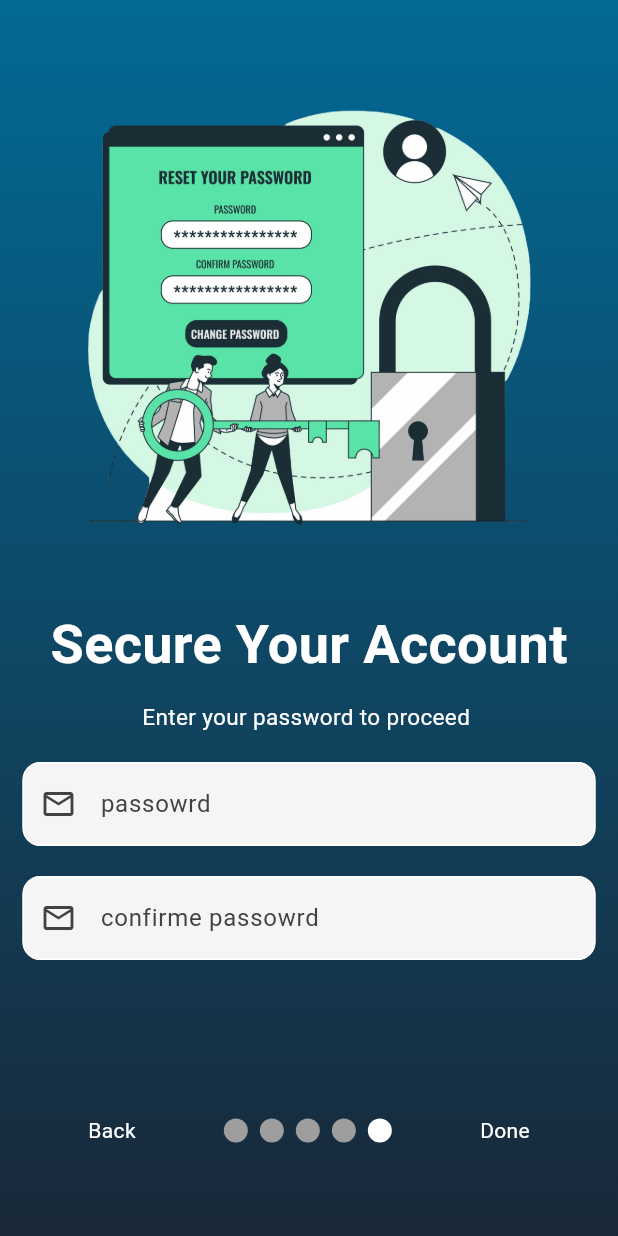
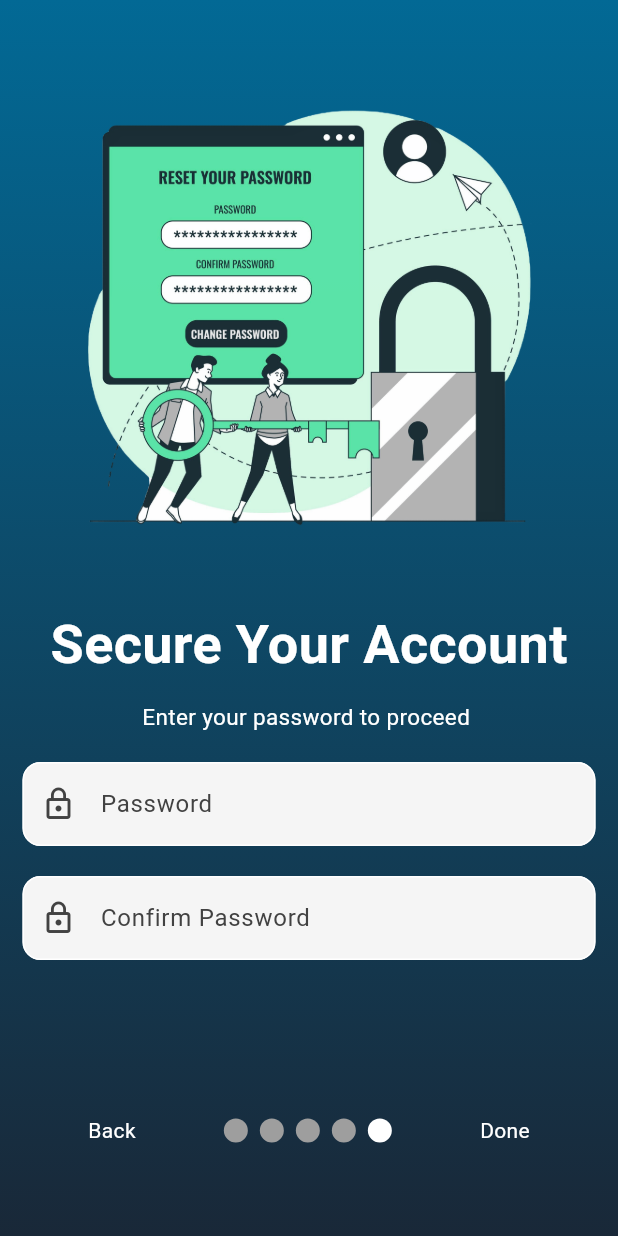
Before and after one commit to Akram832/healthMateAI, a Flutter app: the RegisterPage screen opened directly, swiped to page 5, on a phone screen of 412 x 824 dp. Run offline on Flutter 3.47's test engine with Material 3 defaults, Android fonts, the phone set to English and light mode, and no system bars; drawn by our look-alikes of smooth_page_indicator; our stand-ins replace cloud_firestore, firebase_auth, firebase_core, flutter_bloc; missing offline and left inert: bottom_picker; accounts and stored records are empty.

Commit message:
finished the auth
login and registration

```diff
--- a/app/lib/features/auth/presentation/components/registration/password_reg.dart
+++ b/app/lib/features/auth/presentation/components/registration/password_reg.dart
@@ -1,16 +1,15 @@
 import 'package:app/features/auth/presentation/components/my_text_feild.dart';
 import 'package:flutter/material.dart';
 
-class PasswordReg extends StatefulWidget {
-  const PasswordReg({super.key});
+class PasswordReg extends StatelessWidget {
+  final TextEditingController passwordController;
+  final TextEditingController confirmPasswordController;
 
-  @override
-  State<PasswordReg> createState() => _PasswordRegState();
-}
-
-class _PasswordRegState extends State<PasswordReg> {
-  final TextEditingController passwordController = TextEditingController();
-  final TextEditingController conPasswordController = TextEditingController();
+  const PasswordReg({
+    Key? key,
+    required this.passwordController,
+    required this.confirmPasswordController,
+  }) : super(key: key);
 
   @override
   Widget build(BuildContext context) {
@@ -54,15 +53,15 @@ class _PasswordRegState extends State<PasswordReg> {
           const SizedBox(height: 20),
           MyTextField(
               controller: passwordController,
-              hintText: "passowrd",
+              hintText: "Password",
               obscureText: true,
-              icon: Icons.mail_outline),
+              icon: Icons.lock_outline),
           const SizedBox(height: 20),
           MyTextField(
-              controller: passwordController,
-              hintText: "confirme passowrd",
+              controller: confirmPasswordController,
+              hintText: "Confirm Password",
               obscureText: true,
-              icon: Icons.mail_outline),
+              icon: Icons.lock_outline),
           const SizedBox(height: 25),
         ],
       ),
--- a/app/lib/features/auth/presentation/cubits/auth_cubits.dart
+++ b/app/lib/features/auth/presentation/cubits/auth_cubits.dart
@@ -26,16 +26,20 @@ class AuthCubits extends Cubit<AuthStates> {
   Future<void> login(String email, String pw) async {
     try {
       emit(AuthLoading());
+      print("AuthCubit: Logging in...");
       final user = await authRepo.loginWithEmailPassowrd(email, pw);
       if (user != null) {
         _currentUser = user;
         emit(Authenticated(user));
+        print("AuthCubit: User authenticated - ${user.email}");
       } else {
         emit(UnAuthenticated());
+        print("AuthCubit: Authentication failed");
       }
     } catch (e) {
       emit(AuthError(e.toString()));
       emit(UnAuthenticated());
+      print("AuthCubit: Login error: $e");
     }
   }
 
--- a/app/lib/features/auth/presentation/pages/register.dart
+++ b/app/lib/features/auth/presentation/pages/register.dart
@@ -4,7 +4,10 @@ import 'package:app/features/auth/presentation/components/registration/gender_re
 import 'package:app/features/auth/presentation/components/registration/name_reg.dart';
 import 'package:app/features/auth/presentation/components/registration/password_reg.dart';
 import 'package:flutter/material.dart';
+import 'package:flutter_bloc/flutter_bloc.dart';
+import 'package:app/features/auth/presentation/cubits/auth_cubits.dart';
 import 'package:smooth_page_indicator/smooth_page_indicator.dart';
+import 'package:app/features/auth/presentation/cubits/auth_states.dart';
 
 class RegisterPage extends StatefulWidget {
   final void Function()? togglePages;
@@ -15,11 +18,65 @@ class RegisterPage extends StatefulWidget {
 }
 
 class _RegisterPageState extends State<RegisterPage> {
-  PageController _controller = PageController();
+  final PageController _controller = PageController();
   bool onLastPage = false;
+
+  // Placeholder controllers for collecting data from the pages
+  final TextEditingController emailController = TextEditingController();
+  final TextEditingController passwordController = TextEditingController();
+  final TextEditingController firstNameController = TextEditingController();
+  final TextEditingController lastNameController = TextEditingController();
+  final TextEditingController confirmPasswordController =
+      TextEditingController();
+  DateTime selectedDate = DateTime(2000, 1, 1);
+
+  void register() {
+    final email = emailController.text.trim();
+    final password = passwordController.text.trim();
+    final firstName = firstNameController.text.trim();
+    final lastName = lastNameController.text.trim();
+
+    if (email.isEmpty ||
+        password.isEmpty ||
+        firstName.isEmpty ||
+        lastName.isEmpty) {
+      ScaffoldMessenger.of(context).showSnackBar(
+        const SnackBar(content: Text("Please fill in all fields")),
+      );
+      return;
+    }
+
+    final authCubit = context.read<AuthCubits>();
+    authCubit.register(email, password, lastName, firstName, 0, selectedDate);
+  }
 
   @override
   Widget build(BuildContext context) {
+    return BlocConsumer<AuthCubits, AuthStates>(
+      listener: (context, state) {
+        if (state is AuthLoading) {
+          showDialog(
+            context: context,
+            barrierDismissible: false,
+            builder: (context) =>
+                const Center(child: CircularProgressIndicator()),
+          );
+        } else if (state is Authenticated) {
+          Navigator.pop(context); // Dismiss loading dialog
+          Navigator.pushReplacement(
+            context,
+            MaterialPageRoute(
+                builder: (context) =>
+                    const HomePage()), // Replace with your HomePage
+          );
+        } else if (state is AuthError) {
+          Navigator.pop(context); // Dismiss loading dialog
+          ScaffoldMessenger.of(context).showSnackBar(
+            SnackBar(content: Text(state.message)),
+          );
+        }
+      },
+      builder: (context, state) {
         return SafeArea(
           child: Scaffold(
             body: Stack(
@@ -32,59 +89,79 @@ class _RegisterPageState extends State<RegisterPage> {
                     });
                   },
                   children: [
-                FullNameReg(),
+                    FullNameReg(
+                      firstNameController: firstNameController,
+                      lastNameController: lastNameController,
+                    ),
                     GenderReg(),
-                BirthDateReg(),
-                EmailPage(),
-                PasswordReg()
+                    BirthDateReg(
+                      onDateSelected: (date) => selectedDate = date,
+                    ),
+                    EmailPage(emailController: emailController),
+                    PasswordReg(
+                      passwordController: passwordController,
+                      confirmPasswordController: confirmPasswordController,
+                    ),
                   ],
                 ),
                 Container(
-              alignment: Alignment(0, 0.85),
+                  alignment: const Alignment(0, 0.85),
                   child: Row(
                     mainAxisAlignment: MainAxisAlignment.spaceEvenly,
                     children: [
                       GestureDetector(
                         onTap: () {
                           _controller.previousPage(
-                              duration: Duration(milliseconds: 500),
-                              curve: Curves.easeIn);
+                            duration: const Duration(milliseconds: 500),
+                            curve: Curves.easeIn,
+                          );
                         },
-                        child: Text(
+                        child: const Text(
                           "Back",
                           style: TextStyle(color: Colors.white),
-                        )),
+                        ),
+                      ),
                       SmoothPageIndicator(
                         controller: _controller,
                         count: 5,
-                      effect: SlideEffect(activeDotColor: Colors.white),
+                        effect: const SlideEffect(activeDotColor: Colors.white),
                       ),
-                    onLastPage
-                        ? GestureDetector(
+                      GestureDetector(
                         onTap: () {
+                          if (onLastPage) {
+                            register();
+                          } else {
                             _controller.nextPage(
-                                  duration: Duration(milliseconds: 500),
-                                  curve: Curves.easeIn);
+                              duration: const Duration(milliseconds: 500),
+                              curve: Curves.easeIn,
+                            );
+                          }
                         },
                         child: Text(
-                              "Done",
-                              style: TextStyle(color: Colors.white),
-                            ))
-                        : GestureDetector(
-                            onTap: () {
-                              _controller.nextPage(
-                                  duration: Duration(milliseconds: 500),
-                                  curve: Curves.easeIn);
-                            },
-                            child: Text(
-                              "Next",
-                              style: TextStyle(color: Colors.white),
-                            ))
-                  ]),
-            )
+                          onLastPage ? "Done" : "Next",
+                          style: const TextStyle(color: Colors.white),
+                        ),
+                      ),
+                    ],
+                  ),
+                ),
               ],
             ),
           ),
         );
+      },
+    );
   }
 }
+
+class HomePage extends StatelessWidget {
+  const HomePage({super.key});
+
+  @override
+  Widget build(BuildContext context) {
+    return Scaffold(
+      appBar: AppBar(title: const Text("Home Page")),
+      body: const Center(child: Text("Welcome to the Home Page!")),
+    );
+  }
+}
--- a/app/pubspec.yaml
+++ b/app/pubspec.yaml
@@ -41,8 +41,9 @@ dependencies:
   bottom_picker : ^2.0.4
 
 
-  firebase_core: ^3.7.0
-  firebase_auth: ^5.3.2
+  firebase_core: ^2.12.0
+  firebase_auth: ^4.16.0
+  cloud_firestore: ^4.5.0
 
 dev_dependencies:
   flutter_test:
```
Also changed, not shown: app/lib/features/auth/data/firebase_auth_repo.dart (+57 -22 lines), app/lib/features/auth/presentation/components/date_input.dart (+8 -4 lines), app/lib/features/auth/presentation/components/registration/age_reg.dart (+10 -2 lines), app/lib/features/auth/presentation/components/registration/email_reg.dart (+8 -9 lines), app/lib/features/auth/presentation/components/registration/name_reg.dart (+8 -8 lines), app/lib/main.dart (+21 -9 lines), app/pubspec.lock, 3 other files. Lines whose indentation alone changed are shown as unchanged.
